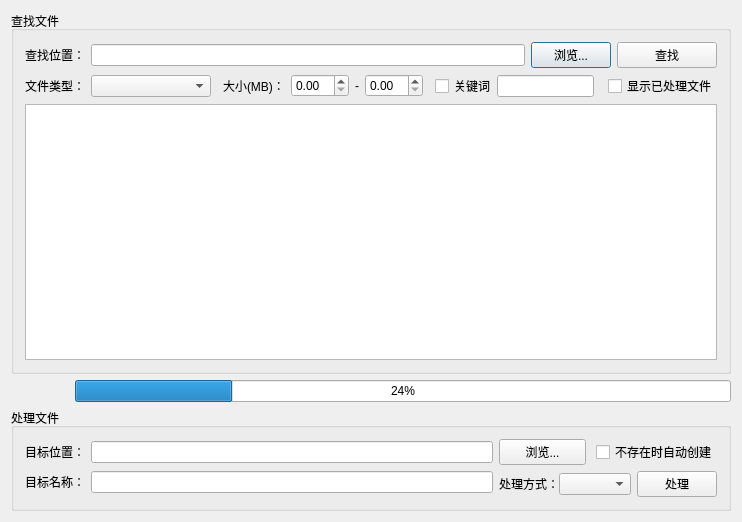
This is FileAssistant/fileassistant.ui in cyangfeng/FileAssistant as Qt 5 draws it before an edit. The edited form follows.
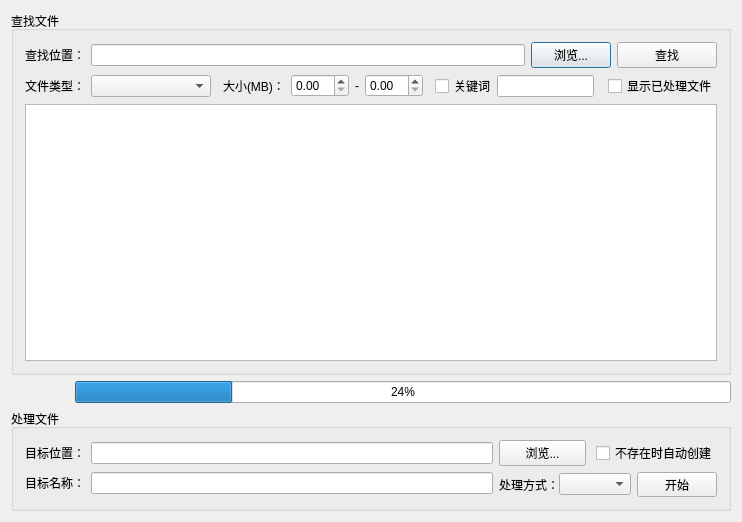
This is the edited form.

```diff
--- a/FileAssistant/fileassistant.ui
+++ b/FileAssistant/fileassistant.ui
@@ -343,8 +343,14 @@
           </item>
           <item>
            <widget class="QPushButton" name="btnDoing">
+            <property name="maximumSize">
+             <size>
+              <width>16777215</width>
+              <height>25</height>
+             </size>
+            </property>
             <property name="text">
-             <string>处理</string>
+             <string>开始</string>
             </property>
            </widget>
           </item>
```
Left out of the diff: 2 changed lines with no effect on the pictures.
